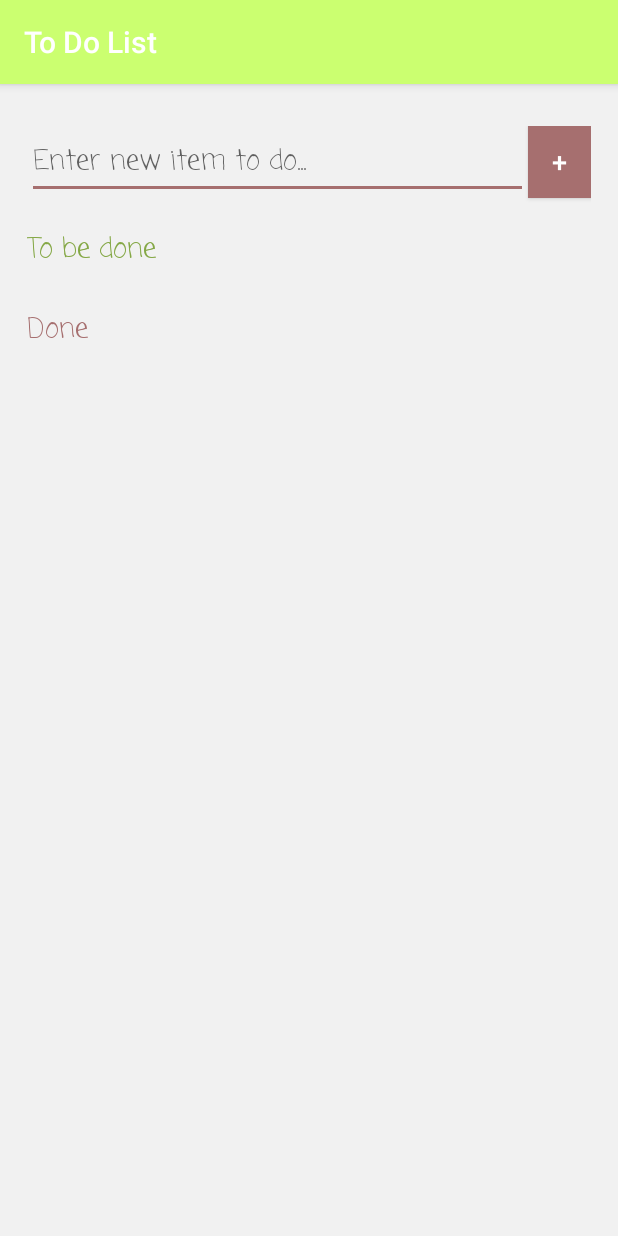
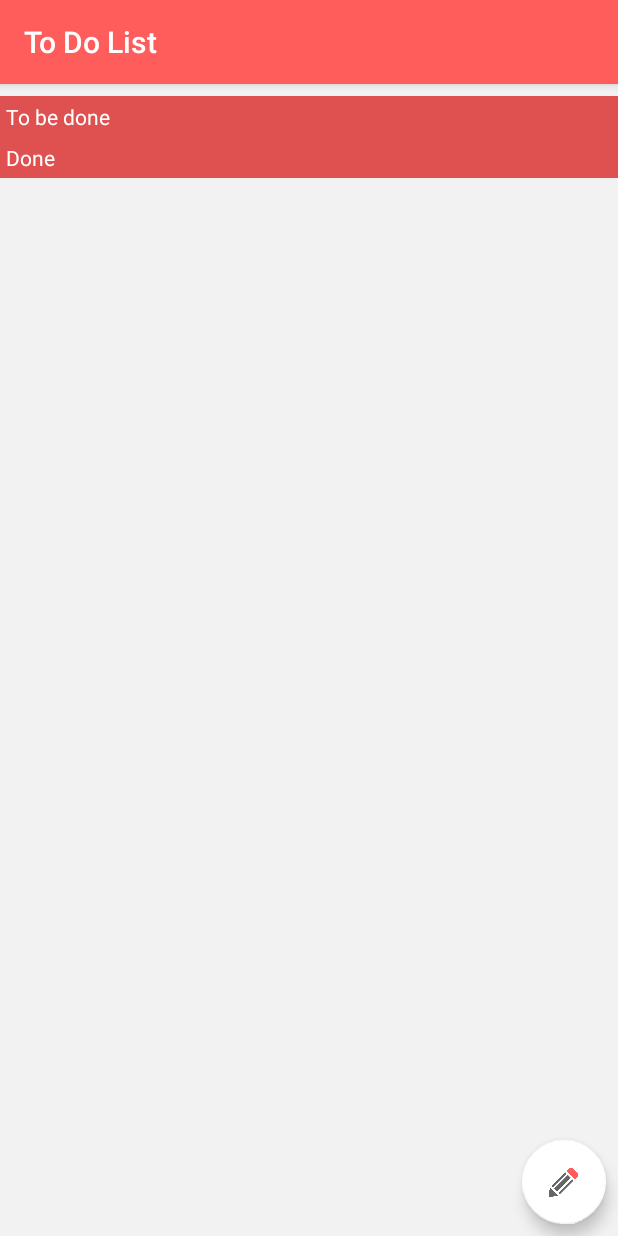
Before and after one commit to alancleetus/to-do-list, an Android app: the screen it shows after launch (MainActivity), on a phone screen of 412 x 824 dp. Run offline under Robolectric (Android 15) with nearby library versions, the phone set to English and light mode, and no system bars.

Commit message:
changed the look of things and overall just made everything more efficient

```diff
--- a/ToDoList/app/src/main/res/drawable/card.xml
+++ b/ToDoList/app/src/main/res/drawable/card.xml
@@ -1,11 +1,13 @@
 <?xml version="1.0" encoding="utf-8"?>
 <layer-list xmlns:android="http://schemas.android.com/apk/res/android">
 
-    <item>
+    <item >
 
         <shape android:shape="rectangle">
-            <solid android:color="#CABBBBBB"/>
-            <corners android:radius="2dp" />
+            <solid android:color="#34ffffff"/>
+            <corners android:radius="2dp"/>
+            <stroke android:width="2dp"
+                android:color="#00000000"/>
         </shape>
 
     </item>
@@ -20,7 +22,7 @@
         android:bottom="2dp">
 
         <shape android:shape="rectangle">
-            <solid android:color="@android:color/white"/>
+            <solid android:color="#05ffffff"/>
             <corners android:radius="2dp" />
             <padding android:top="10dp"/>
             <padding android:bottom="10dp"/>
--- a/ToDoList/app/src/main/res/layout/activity_main.xml
+++ b/ToDoList/app/src/main/res/layout/activity_main.xml
@@ -4,148 +4,104 @@
     xmlns:tools="http://schemas.android.com/tools"
     android:layout_width="match_parent"
     android:layout_height="match_parent"
-    android:background="#f1f1f1"
-    android:paddingLeft="10dp"
-    android:paddingRight="10dp"
-    android:paddingTop="20dp"
+    android:background="#f2f2f2"
+    android:paddingLeft="0dp"
+    android:paddingRight="0dp"
     tools:context="io.github.alancleetus.todolist.MainActivity">
+
 
     <ScrollView
         android:layout_width="0dp"
         android:layout_height="wrap_content"
+        android:layout_marginBottom="0dp"
+        android:layout_marginTop="0dp"
+        app:layout_constraintBottom_toBottomOf="parent"
+        app:layout_constraintHorizontal_bias="0.5"
+        app:layout_constraintLeft_toLeftOf="parent"
+        app:layout_constraintRight_toRightOf="parent"
+        app:layout_constraintTop_toTopOf="parent"
+        app:layout_constraintVertical_bias="0.0">
 
-        android:layout_marginRight="8dp"
+        <LinearLayout
+            android:layout_width="match_parent"
+            android:layout_height="match_parent"
+            android:orientation="vertical">
+
+            <android.support.constraint.ConstraintLayout
+                android:layout_width="match_parent"
+                android:layout_height="match_parent"
+                android:layout_marginTop="0dp"
+                app:layout_constraintLeft_toLeftOf="parent"
                 app:layout_constraintRight_toRightOf="parent"
-        android:layout_marginLeft="8dp"
-        app:layout_constraintLeft_toLeftOf="parent"
-        app:layout_constraintTop_toTopOf="parent"
-        android:layout_marginTop="8dp"
-        android:layout_marginStart="8dp"
-        android:layout_marginEnd="8dp">
-
-
-        <GridLayout
-            android:layout_width="match_parent"
-            android:layout_height="wrap_content"
-            android:columnCount="12"
-            android:focusableInTouchMode="true"
-            android:paddingBottom="10dp"
-            tools:layout_editor_absoluteX="8dp"
-            tools:layout_editor_absoluteY="8dp">
-
-            <EditText
-                android:id="@+id/newItemInputBox"
-                android:layout_width="303dp"
-
-                android:layout_columnSpan="10"
-                android:layout_gravity="fill"
-                android:fontFamily="casual"
-                android:hint="Enter new item to do..."
-                android:inputType="text" />
-
-            <Button
-                android:id="@+id/submitButton"
-                android:layout_width="42dp"
-                android:layout_columnSpan="2"
-                android:layout_gravity=""
-                android:background="@color/colorAccent"
-
-                android:text="+"
-                android:textColor="@android:color/background_light"
-                android:textSize="18sp" />
-
+                app:layout_constraintTop_toBottomOf="@+id/newItemInputBox">
 
                 <TextView
                     android:id="@+id/tbdtext"
-                android:layout_columnSpan="12"
-                android:layout_gravity="fill"
-
-                android:fontFamily="casual"
-                android:inputType="none"
-                android:paddingBottom="5dp"
-                android:paddingTop="20dp"
+                    android:layout_width="0dp"
+                    android:layout_height="wrap_content"
+                    android:layout_marginEnd="0dp"
+                    android:layout_marginLeft="0dp"
+                    android:layout_marginRight="0dp"
+                    android:layout_marginStart="0dp"
+                    android:layout_marginTop="8dp"
+                    android:background="@color/colorPrimaryDark"
+                    android:padding="4dp"
                     android:text="To be done"
-                android:textColor="@color/colorPrimaryDark"
-                android:textSize="18sp" />
+                    android:textColor="#ffffff"
+                    app:layout_constraintHorizontal_bias="0.0"
+                    app:layout_constraintLeft_toLeftOf="parent"
+                    app:layout_constraintRight_toRightOf="parent"
+                    app:layout_constraintTop_toTopOf="parent" />
 
                 <LinearLayout
                     android:id="@+id/toBeDoneSection"
-                android:layout_columnSpan="12"
-
-                android:layout_gravity="fill"
-                android:orientation="vertical"></LinearLayout>
+                    android:layout_width="0dp"
+                    android:layout_height="wrap_content"
+                    android:layout_marginTop="0dp"
+                    android:orientation="vertical"
+                    app:layout_constraintLeft_toLeftOf="parent"
+                    app:layout_constraintRight_toRightOf="parent"
+                    app:layout_constraintTop_toBottomOf="@+id/tbdtext"></LinearLayout>
 
                 <TextView
                     android:id="@+id/donetext"
-                android:layout_columnSpan="12"
-                android:layout_gravity="fill"
-
-                android:fontFamily="casual"
-                android:inputType="none"
-                android:paddingBottom="5dp"
-                android:paddingTop="20dp"
+                    android:layout_width="0dp"
+                    android:layout_height="wrap_content"
+                    android:layout_marginEnd="0dp"
+                    android:layout_marginLeft="0dp"
+                    android:layout_marginRight="0dp"
+                    android:layout_marginStart="0dp"
+                    android:layout_marginTop="0dp"
+                    android:background="@color/colorPrimaryDark"
+                    android:padding="4dp"
                     android:text="Done"
-                android:textColor="@color/colorAccent"
-                android:textSize="18sp" />
+                    android:textColor="#ffffff"
+                    app:layout_constraintLeft_toLeftOf="parent"
+                    app:layout_constraintRight_toRightOf="parent"
+                    app:layout_constraintTop_toBottomOf="@+id/toBeDoneSection" />
 
                 <LinearLayout
                     android:id="@+id/doneSection"
-                android:layout_columnSpan="12"
+                    android:layout_width="0dp"
+                    android:layout_height="wrap_content"
+                    android:layout_marginTop="0dp"
+                    android:orientation="vertical"
+                    app:layout_constraintLeft_toLeftOf="parent"
+                    app:layout_constraintRight_toRightOf="parent"
+                    app:layout_constraintTop_toBottomOf="@+id/donetext"></LinearLayout>
+            </android.support.constraint.ConstraintLayout>
+        </LinearLayout>
+    </ScrollView>
 
-                android:layout_gravity="fill"
-                android:orientation="vertical">
-
-            </LinearLayout>
-
-            <!--GridLayout
-                android:layout_width="match_parent"
-                android:layout_height="wrap_content"
-                android:rowCount="3"
-                android:columnCount="12"
-                android:paddingBottom="10dp"
-                android:paddingTop="10dp">
-
-                <TextView
+    <android.support.design.widget.FloatingActionButton
+        android:id="@+id/fab"
         android:layout_width="wrap_content"
         android:layout_height="wrap_content"
-                    android:id="@+id/textView"
-                    android:text="TextView"
-                    android:textSize="16sp"
-                    android:padding="2dp"
-                    android:layout_columnSpan="10"
-                    android:layout_column="1"
-                    android:layout_row="1"
-                    android:layout_gravity="fill"
-
-                    android:fontFamily="casual"/>
-
-                <Button
-                    android:layout_width="wrap_content"
-                    android:layout_height="wrap_content"
-                    android:layout_column="10"
-                    android:layout_columnSpan="2"
-                    android:layout_row="1"
-                    android:layout_rowSpan="2"
-                    android:padding="2dp"
-                    android:text="Button"
-                    android:textSize="10sp" />
-
-                <TextView
-                    android:layout_width="wrap_content"
-                    android:layout_height="wrap_content"
-                    android:textSize="10sp"
-                    android:padding="2dp"
-                    android:layout_columnSpan="10"
-                    android:layout_column="1"
-                    android:layout_row="2"
-                    android:layout_gravity="fill"
-                    android:text="TextView"
-                    android:fontFamily="casual" />
-
-            </GridLayout-->
-
-        </GridLayout>
-
-    </ScrollView>
+        android:layout_gravity="bottom|end"
+        android:layout_marginBottom="8dp"
+        android:layout_marginRight="8dp"
+        app:layout_constraintBottom_toBottomOf="parent"
+        app:layout_constraintRight_toRightOf="parent"
+        app:srcCompat="@drawable/pencil" />
 
 </android.support.constraint.ConstraintLayout>
--- a/ToDoList/app/src/main/res/values/colors.xml
+++ b/ToDoList/app/src/main/res/values/colors.xml
@@ -1,8 +1,8 @@
 <?xml version="1.0" encoding="utf-8"?>
 <resources>
-    <color name="colorPrimary">#cbff70</color>
-    <color name="colorPrimaryDark">#85a846</color>
-    <color name="colorAccent">#a66f6f</color>
+    <color name="colorPrimary">#ff5c5c</color>
+    <color name="colorPrimaryDark">#df5151</color>
+    <color name="colorAccent">#ffffff</color>
 
     <color name="navy">#001f3f</color>
     <color name="blue">#0074d9</color>
```
Also changed, not shown: ToDoList/app/build.gradle (+4 -3 lines), ToDoList/app/src/main/java/io/github/alancleetus/todolist/MainActivity.java (+151 -224 lines), ToDoList/app/src/main/res/drawable/rounded_box.xml (+5 -5 lines), ToDoList/app/src/main/res/layout/donebutton.xml (deleted, +0 -13 lines), ToDoList/app/src/main/res/layout/maintext.xml (deleted, +0 -15 lines), ToDoList/app/src/main/res/layout/subtext.xml (deleted, +0 -14 lines), ToDoList/app/src/main/res/layout/taskholder.xml (added, +56 -0 lines), ToDoList/app/src/main/res/layout/wrapper.xml (deleted, +0 -10 lines), ToDoList/app/src/main/res/drawable/cross.png (added), ToDoList/app/src/main/res/drawable/pencil.png (added), ToDoList/app/src/main/res/drawable/tick.png (added). Lines whose indentation alone changed are shown as unchanged.
